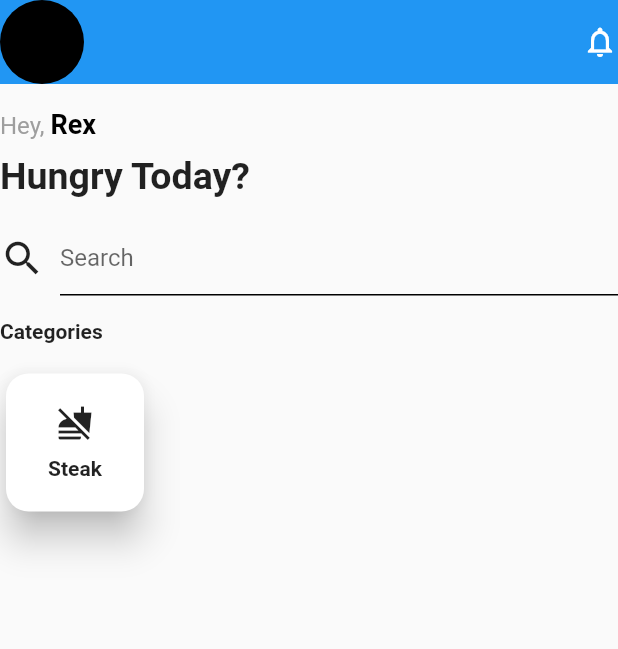
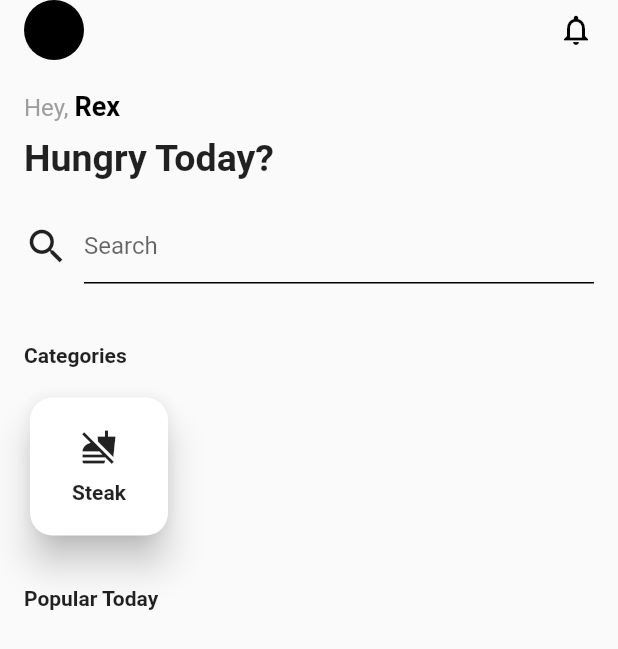
Before and after one commit to Rexsunon/eatz, a Flutter app: the screen it shows after launch, on a phone screen of 412 x 824 dp. Shown: the top 649 px of the screen. Run offline on Flutter 3.47's test engine with Material 2 defaults, Android fonts, the phone set to English and light mode, and no system bars.

Commit message:
Created greeting header widget and made some changes

```diff
--- a/lib/screens/home/components/category_card.dart
+++ b/lib/screens/home/components/category_card.dart
@@ -8,7 +8,14 @@ class CategoryCard extends StatelessWidget {
 
   @override
   Widget build(BuildContext context) {
-    return Container(
+    return Padding(
+      padding: const EdgeInsets.symmetric(horizontal: 16.0),
+      child: Column(
+        crossAxisAlignment: CrossAxisAlignment.start,
+        children: [
+          Text('Categories', style: TextStyle(fontWeight: FontWeight.w700),),
+          SizedBox(height: 16.0),
+          Container(
             width: 100.0,
             height: 100.0,
             child: Card(
@@ -25,6 +32,9 @@ class CategoryCard extends StatelessWidget {
                 ],
               ),
             ),
+          ),
+        ],
+      ),
     );
   }
 }
--- /dev/null
+++ b/lib/screens/home/components/greeting_header.dart
@@ -0,0 +1,47 @@
+import 'package:flutter/material.dart';
+
+class GreetingHeader extends StatelessWidget {
+  const GreetingHeader({Key? key}) : super(key: key);
+
+  @override
+  Widget build(BuildContext context) {
+    return Padding(
+      padding: const EdgeInsets.symmetric(horizontal: 16.0),
+      child: Column(
+        mainAxisAlignment: MainAxisAlignment.start,
+        crossAxisAlignment: CrossAxisAlignment.start,
+        children: [
+          RichText(
+            text: TextSpan(
+              children: [
+                TextSpan(
+                  text: 'Hey, ',
+                  style: TextStyle(
+                    color: Colors.grey,
+                    fontSize: 16.0,
+                  ),
+                ),
+                TextSpan(
+                  text: 'Rex',
+                  style: TextStyle(
+                    color: Colors.black,
+                    fontSize: 18.0,
+                    fontWeight: FontWeight.w700,
+                  ),
+                ),
+              ],
+            ),
+          ),
+          SizedBox(height: 10.0),
+          Text(
+            'Hungry Today?',
+            style: TextStyle(
+              fontSize: 25.0,
+              fontWeight: FontWeight.w700,
+            ),
+          ),
+        ],
+      ),
+    );
+  }
+}
--- a/lib/screens/home/components/search_field.dart
+++ b/lib/screens/home/components/search_field.dart
@@ -5,7 +5,9 @@ class SearchField extends StatelessWidget {
 
   @override
   Widget build(BuildContext context) {
-    return Row(
+    return Padding(
+      padding: const EdgeInsets.symmetric(horizontal: 16.0),
+      child: Row(
         children: [
           Icon(Icons.search, size: 30),
           SizedBox(width: 10),
@@ -24,6 +26,7 @@ class SearchField extends StatelessWidget {
             ),
           ),
         ],
+      ),
     );
   }
 }
--- a/lib/screens/home/home.dart
+++ b/lib/screens/home/home.dart
@@ -1,3 +1,4 @@
+import 'package:eatz/screens/home/components/greeting_header.dart';
 import 'package:eatz/screens/home/components/search_field.dart';
 import 'package:flutter/material.dart';
 
@@ -14,74 +15,55 @@ class _HomeState extends State<Home> {
   @override
   Widget build(BuildContext context) {
     return Scaffold(
-      body: CustomScrollView(
+      body: SafeArea(
+        child: CustomScrollView(
           slivers: [
-          SliverAppBar(
-            leading: CircleAvatar(
+            SliverPadding(
+              padding: EdgeInsets.symmetric(horizontal: 16.0),
+              sliver: SliverToBoxAdapter(
+                child: Row(
+                  mainAxisAlignment: MainAxisAlignment.spaceBetween,
+                  children: [
+                    CircleAvatar(
                       backgroundColor: Colors.black,
                     ),
-            actions: [Icon(Icons.notifications_none)],
-            floating: false,
-          ),
-          SliverPadding(
-            padding: EdgeInsets.only(top: 16.0),
-            sliver: SliverToBoxAdapter(
-              child: Column(
-                mainAxisAlignment: MainAxisAlignment.start,
-                crossAxisAlignment: CrossAxisAlignment.start,
-                children: [
-                  RichText(
-                    text: TextSpan(
-                      children: [
-                        TextSpan(
-                          text: 'Hey, ',
-                          style: TextStyle(
-                            color: Colors.grey,
-                            fontSize: 16.0,
-                          ),
-                        ),
-                        TextSpan(
-                          text: 'Rex',
-                          style: TextStyle(
-                            color: Colors.black,
-                            fontSize: 18.0,
-                            fontWeight: FontWeight.w700,
-                          ),
-                        ),
-                      ],
-                    ),
-                  ),
-                  SizedBox(height: 10.0),
-                  Text(
-                    'Hungry Today?',
-                    style: TextStyle(
-                      fontSize: 25.0,
-                      fontWeight: FontWeight.w700,
-                    ),
-                  ),
+                    Icon(Icons.notifications_none, color: Colors.black)
                   ],
                 ),
               ),
             ),
             SliverPadding(
-            padding: EdgeInsets.symmetric(vertical: 16.0),
+              padding: EdgeInsets.only(top: 20.0),
+              sliver: SliverToBoxAdapter(
+                child: GreetingHeader(),
+              ),
+            ),
+            SliverPadding(
+              padding: EdgeInsets.only(top: 20.0, bottom: 40),
               sliver: SliverToBoxAdapter(
                 child: SearchField(),
               ),
             ),
             SliverToBoxAdapter(
+              child: CategoryCard(icon: Icon(Icons.no_food), label: 'Steak'),
+            ),
+            SliverPadding(
+              padding: EdgeInsets.symmetric(vertical: 30.0, horizontal: 16.0),
+              sliver: SliverToBoxAdapter(
                 child: Column(
-              // mainAxisAlignment: MainAxisAlignment.start,
                   crossAxisAlignment: CrossAxisAlignment.start,
                   children: [
-                Text('Categories', style: TextStyle(fontWeight: FontWeight.w700),),
-                SizedBox(height: 16.0),
-                CategoryCard(icon: Icon(Icons.no_food), label: 'Steak')
+                    Text(
+                      'Popular Today',
+                      style: TextStyle(fontWeight: FontWeight.w700),
+                    )
                   ],
+                ),
               ),
             )
           ],
         ),
+      ),
     );
   }
 }
```
Lines whose indentation alone changed are shown as unchanged.
